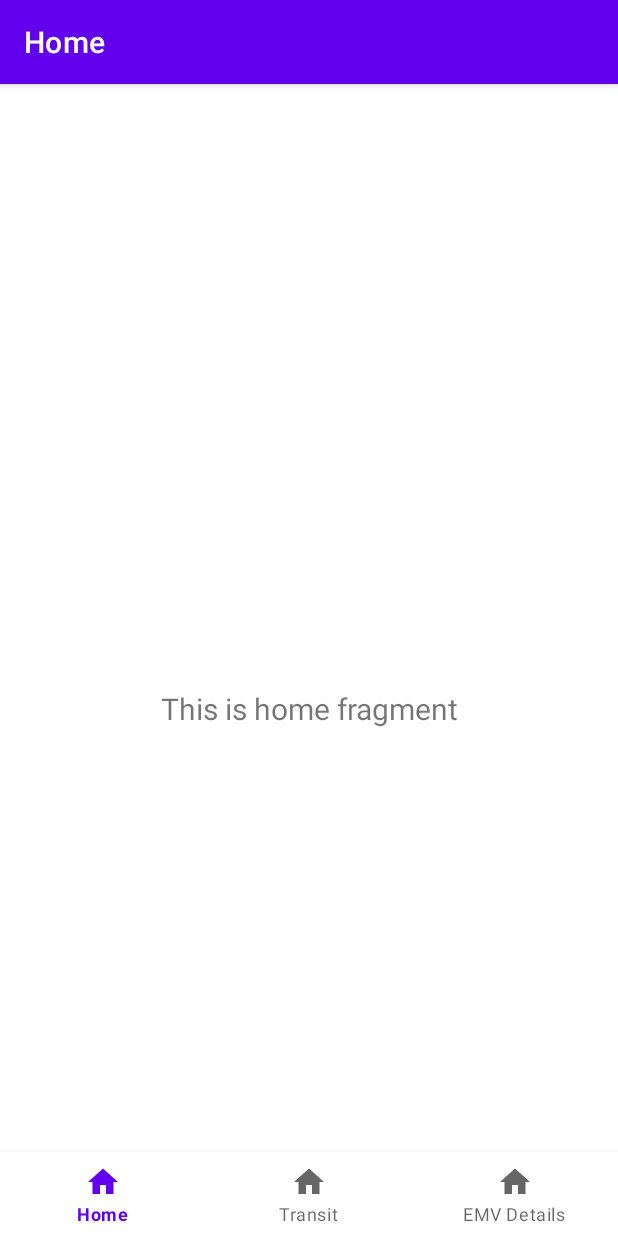
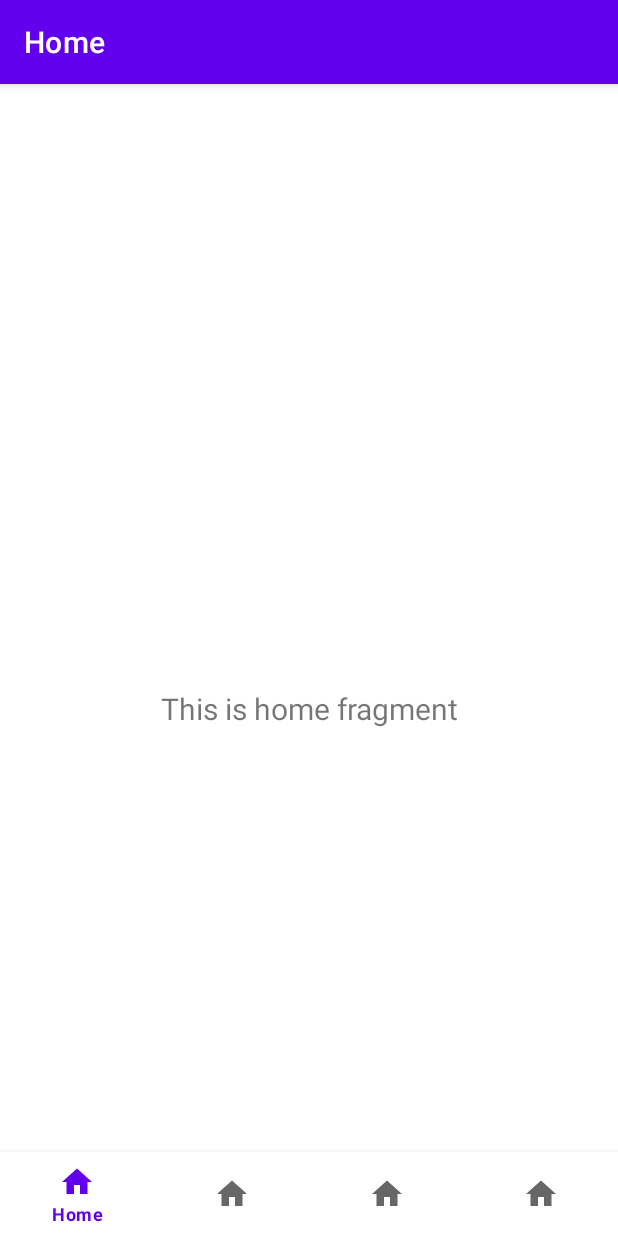
Before and after one commit to tim-littlefair/transit-emv-checker, an Android app: the screen it shows after launch (MainActivity), on a phone screen of 412 x 824 dp. Run offline under Robolectric (Android 15) with nearby library versions, the phone set to English and light mode, and no system bars; our stand-ins replace navigation-ui.

Commit message:
Refining navigation UI

```diff
--- a/android-app/src/main/java/net/heretical_camelid/transit_emv_checker/android_app/MainActivity.java
+++ b/android-app/src/main/java/net/heretical_camelid/transit_emv_checker/android_app/MainActivity.java
@@ -1,10 +1,9 @@
 package net.heretical_camelid.transit_emv_checker.android_app;
 
 import android.os.Bundle;
-import android.util.Base64;
-import android.webkit.WebView;
+import android.view.View;
+import android.widget.Toast;
 import androidx.fragment.app.FragmentContainerView;
-import androidx.navigation.NavDestination;
 import com.google.android.material.bottomnavigation.BottomNavigationView;
 import androidx.appcompat.app.AppCompatActivity;
 import androidx.navigation.NavController;
@@ -14,16 +13,16 @@ import androidx.navigation.ui.NavigationUI;
 
 import net.heretical_camelid.transit_emv_checker.android_app.databinding.ActivityMainBinding;
 import net.heretical_camelid.transit_emv_checker.android_app.ui.html.HtmlViewModel;
-import org.jetbrains.annotations.NotNull;
-import org.jetbrains.annotations.Nullable;
 
 import java.util.HashMap;
 
-public class MainActivity extends AppCompatActivity implements NavController.OnDestinationChangedListener {
+public class MainActivity extends AppCompatActivity {
 
     private ActivityMainBinding binding;
 
     static private HashMap<String, HtmlViewModel> s_viewModelRegistry = new HashMap<>();
+    private BottomNavigationView m_navView;
+    private NavController m_navController;
 
     @Override
     protected void onCreate(Bundle savedInstanceState) {
@@ -37,33 +36,51 @@ public class MainActivity extends AppCompatActivity implements NavController.OnD
         AppBarConfiguration appBarConfiguration = new AppBarConfiguration.Builder(
                 R.id.navigation_home,
                 R.id.navigation_transit,
-                R.id.navigation_emv_details
-                // R.id.navigation_about
+                R.id.navigation_emv_details,
+                R.id.navigation_about
         ).build();
-        NavController navController = Navigation.findNavController(this, R.id.nav_host_fragment_activity_main);
-        NavigationUI.setupActionBarWithNavController(this, navController, appBarConfiguration);
-        NavigationUI.setupWithNavController(binding.navView, navController);
+        m_navController = Navigation.findNavController(this, R.id.nav_host_fragment_activity_main);
+        NavigationUI.setupActionBarWithNavController(this, m_navController, appBarConfiguration);
+        NavigationUI.setupWithNavController(binding.navView, m_navController);
 
-        BottomNavigationView navView = findViewById(R.id.nav_view);
+        m_navView = findViewById(R.id.nav_view);
         FragmentContainerView fcv = new FragmentContainerView(this);
 
-        // navController.addOnDestinationChangedListener(this);
+        setInitialState();
+    }
+
+    private void setInitialState() {
+        setItemState(R.id.navigation_transit,false);
+        setItemState(R.id.navigation_emv_details,false);
     }
 
     static public void registerHtmlViewModel(String whichModel, HtmlViewModel theModel) {
         s_viewModelRegistry.put(whichModel, theModel);
     }
 
-    @Override
-    public void onDestinationChanged(@NotNull NavController navController, @NotNull NavDestination navDestination, @Nullable Bundle bundle) {
-        if(navDestination.getId()==R.id.navigation_transit) {
-            WebView wv = findViewById(R.id.wv_html);
-            String htmlText = "<html><body><h1>Transit</h1><p>Text</p></body></html>";
-            String encodedHtml = Base64.encodeToString(
-                    htmlText.getBytes(),
-                    Base64.NO_PADDING
-            );
-            wv.loadData(encodedHtml, "text/html", "base64");
+    private void setItemState(int itemId, boolean isEnabled) {
+        View itemView = m_navView.findViewById(itemId);
+        assert itemView != null;
+        if(isEnabled==false) {
+            itemView.setEnabled(false);
+            itemView.setOnClickListener(new View.OnClickListener() {
+                @Override
+                public void onClick(View v) {
+                    m_navController.navigate(R.id.navigation_home);
+                    Toast.makeText(
+                            MainActivity.this,
+                            "No current EMV media",
+                            Toast.LENGTH_SHORT
+                    ).show();
+                }
+            });
+            // itemView.setClickable(true);
+        } else {
+            itemView.setOnClickListener(null);
+            itemView.setEnabled(true);
+            // itemView.setClickable(false);
         }
     }
+
+
 }
--- a/android-app/src/main/res/menu/bottom_nav_menu.xml
+++ b/android-app/src/main/res/menu/bottom_nav_menu.xml
@@ -9,27 +9,15 @@
     <item
             android:id="@+id/navigation_transit"
             android:icon="@drawable/ic_home_black_24dp"
-            android:title="@string/title_transit"/>
+            android:title="@string/menu_transit"/>
 
     <item
             android:id="@+id/navigation_emv_details"
             android:icon="@drawable/ic_home_black_24dp"
-            android:title="@string/title_emv_details"/>
-
-    <!--
-        <item
-                android:id="@+id/navigation_dashboard"
-                android:icon="@drawable/ic_dashboard_black_24dp"
-                android:title="@string/title_dashboard"/>
-
-        <item
-                android:id="@+id/navigation_notifications"
-                android:icon="@drawable/ic_notifications_black_24dp"
-                android:title="@string/title_notifications"/>
+            android:title="@string/menu_emv_details"/>
 
         <item
                 android:id="@+id/navigation_about"
                 android:icon="@drawable/ic_home_black_24dp"
-                android:title="@string/title_about"/>
-    -->
+                android:title="@string/menu_about"/>
 </menu>
--- a/android-app/src/main/res/values/strings.xml
+++ b/android-app/src/main/res/values/strings.xml
@@ -1,9 +1,13 @@
 <resources>
     <string name="app_name">BottomNavigationTemplate</string>
+    <string name="menu_home">Home</string>
+    <string name="menu_transit">Transit</string>
+    <string name="menu_emv_details">EMV</string>
+    <string name="menu_about">About</string>
     <string name="title_home">Home</string>
-    <string name="title_transit">Transit</string>
-    <string name="title_emv_details">EMV Details</string>
+    <string name="title_transit">Transit Capabilities</string>
+    <string name="title_emv_details">EMV Application Details</string>
+    <string name="title_about">About</string>
     <string name="title_dashboard">Dashboard</string>
     <string name="title_notifications">Notifications</string>
-    <string name="title_about">About</string>
 </resources>
```
